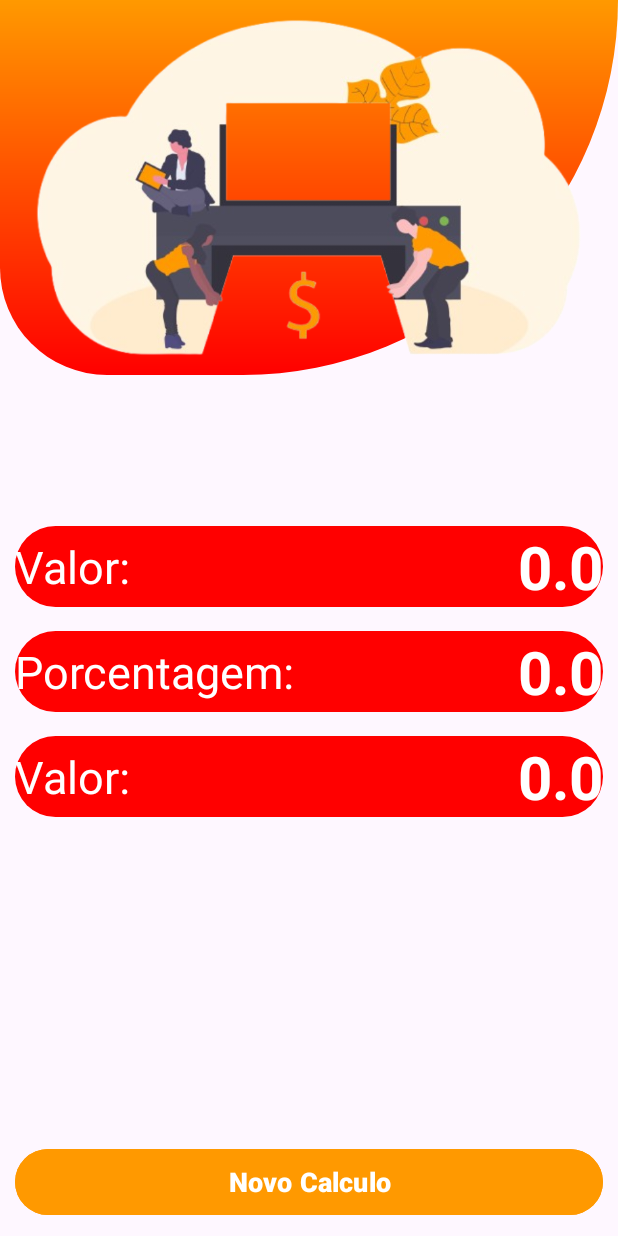
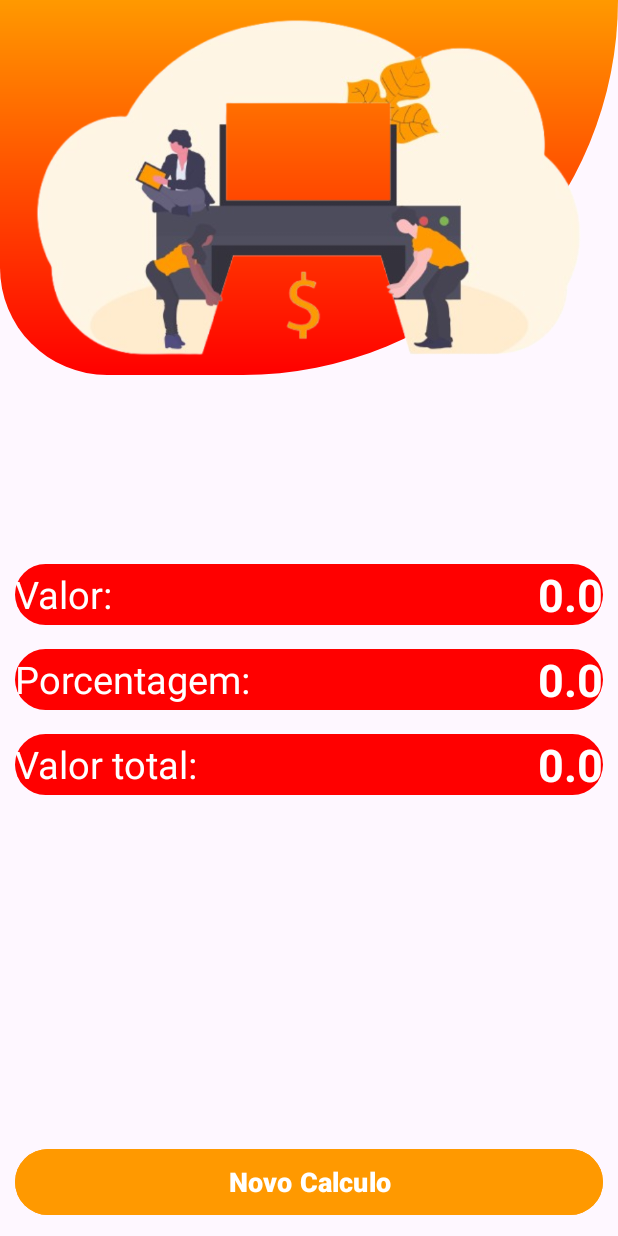
Before and after one commit to ojoaomtheus/Calculadora-gorjeta, an Android app: the ResultadoActivity screen opened directly, with no data from a screen before it, on a phone screen of 412 x 824 dp. Run offline under Robolectric (Android 15) with nearby library versions, the light colour scheme and no system bars.

Commit message:
limpando o codigo e finalizando o projeto

```diff
--- a/app/src/main/res/drawable/rounded_rst.xml
+++ b/app/src/main/res/drawable/rounded_rst.xml
@@ -3,10 +3,10 @@
     <solid
         android:color="@color/primaryColor"/>
     <corners
-        android:topRightRadius="350sp"
-        android:topLeftRadius="350sp"
-        android:bottomLeftRadius="350sp"
-        android:bottomRightRadius="350sp"/>
+        android:topRightRadius="36dp"
+        android:topLeftRadius="36dp"
+        android:bottomLeftRadius="36dp"
+        android:bottomRightRadius="36dp"/>
     <size
         android:height="30dp"/>
 
--- a/app/src/main/res/layout/activity_main.xml
+++ b/app/src/main/res/layout/activity_main.xml
@@ -26,7 +26,7 @@
             android:textColor="@color/black"
             android:textSize="30sp"
             android:textStyle="bold"
-            android:text="Calculadora de Gorjeta"/>
+            android:text="Calculadora de Gorjeta."/>
 
         <TextView
             android:layout_width="wrap_content"
@@ -116,7 +116,7 @@
             android:layout_width="match_parent"
             android:layout_height="250dp"
             android:background="@drawable/rounded_img_first"
-            android:src="@drawable/tela" />
+            android:src="@drawable/main" />
 
 
     </LinearLayout>
--- a/app/src/main/res/layout/activity_resultado.xml
+++ b/app/src/main/res/layout/activity_resultado.xml
@@ -27,7 +27,7 @@
         android:layout_height="wrap_content"
         android:background="@drawable/rounded_rst"
         android:orientation="horizontal"
-        android:layout_marginTop="16mm"
+        android:layout_marginTop="20mm"
         android:layout_marginEnd="10dp"
         android:layout_marginStart="10dp"
         app:layout_constraintTop_toBottomOf="@+id/linearLayout4"
@@ -40,7 +40,7 @@
             android:text="Valor:"
             android:layout_gravity="center"
             android:textColor="@color/white"
-            android:textSize="30sp" />
+            android:textSize="25sp" />
 
         <TextView
             android:id="@+id/price"
@@ -48,7 +48,7 @@
             android:layout_height="wrap_content"
             android:gravity="center"
             android:maxLength="9"
-            android:textSize="40sp"
+            android:textSize="30sp"
             android:textColor="@color/white"
             android:textStyle="bold"
             tools:text="150.00" />
@@ -73,15 +73,15 @@
             android:textColor="@color/white"
             android:text="Porcentagem:"
             android:layout_gravity="center"
-            android:textSize="30sp" />
+            android:textSize="25sp" />
 
         <TextView
             android:id="@+id/porcetagem_valor"
             android:layout_width="wrap_content"
             android:layout_height="wrap_content"
             android:gravity="center"
-            android:maxLength="7"
-            android:textSize="40sp"
+            android:maxLength="5"
+            android:textSize="30sp"
             android:textColor="@color/white"
             android:textStyle="bold"
             tools:text="50.00" />
@@ -104,10 +104,10 @@
             android:layout_width="0dp"
             android:layout_height="wrap_content"
             android:layout_weight="1"
-            android:text="Valor:"
+            android:text="Valor total:"
             android:textColor="@color/white"
             android:layout_gravity="center"
-            android:textSize="30sp"  />
+            android:textSize="25sp"  />
 
         <TextView
             android:id="@+id/total_valor"
@@ -115,7 +115,7 @@
             android:layout_height="wrap_content"
             android:gravity="center"
             android:maxLength="9"
-            android:textSize="40sp"
+            android:textSize="30sp"
             android:textColor="@color/white"
             android:textStyle="bold"
             tools:text="200.00" />
```
Also changed, not shown: app/src/main/res/drawable/main.png (renamed from app/src/main/res/drawable/tela.png).
